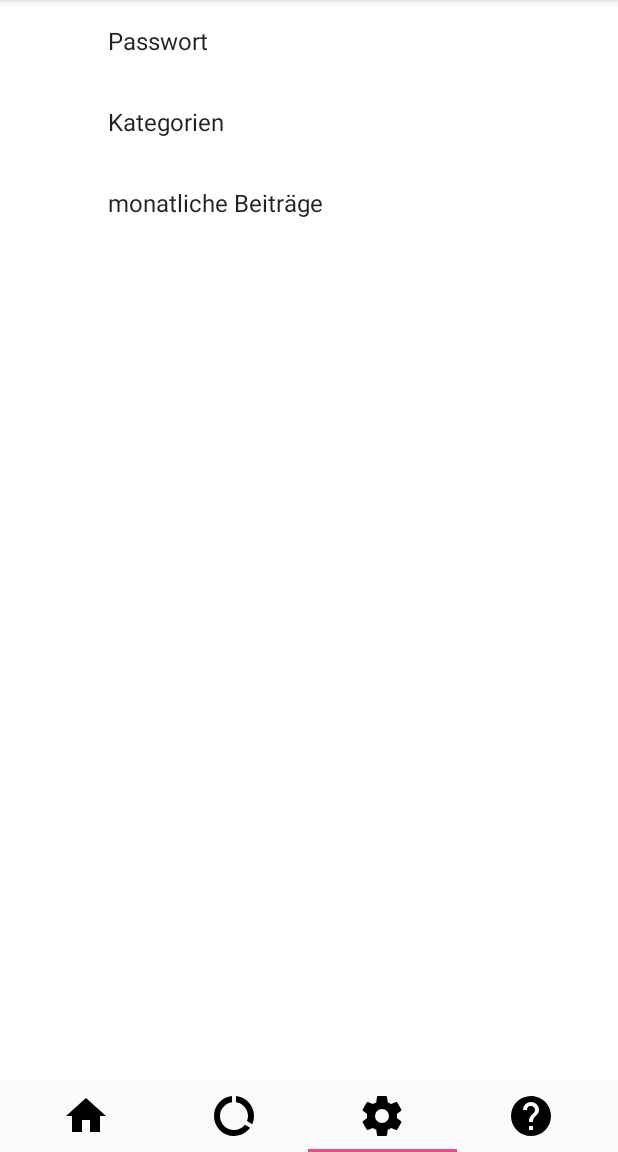
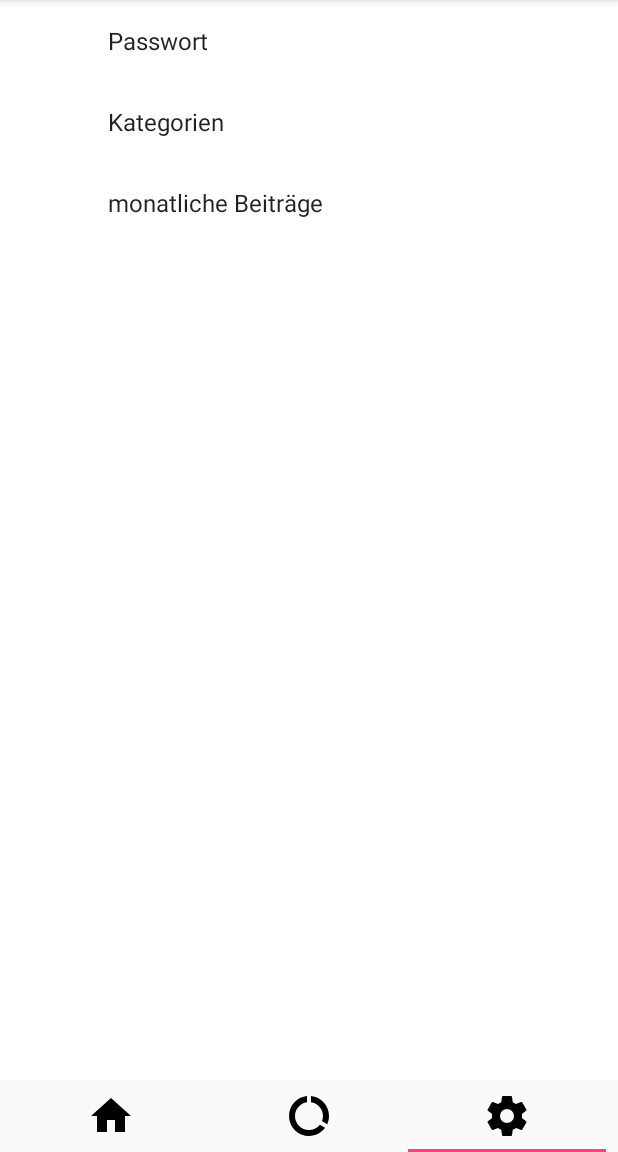
Before and after one commit to Beo1337/CashofClans, an Android app: the screen it shows after launch (MainActivity), item 3 of the bottom bar chosen, on a phone screen of 412 x 824 dp, the part 84-1236 px from its top. Run offline under Robolectric (Android 15) with nearby library versions, the phone set to English and light mode, and no system bars; 5 statements that could not run were skipped.

Commit message:
Entfernen des Helpbuttons + Methoden

```diff
--- a/app/src/main/java/com/cashify/database/DatabaseHelper.java
+++ b/app/src/main/java/com/cashify/database/DatabaseHelper.java
@@ -540,12 +540,6 @@ public class DatabaseHelper extends SQLiteOpenHelper {
 
     }
 
-    //TODO : Simon bitte Einträge innerhalb eines Datum und einer bestimmten Kategorie sollen zurückgegeben werden
-    public Set<Entry> getEntriesWithinDateAndCategory(String from, String to, String category) {
-        if (from.equals(null) && to.equals(null)) return getEntriesWithCategory(category); //Falls Startdatum ODER Enddatum leer sind geben wir alle Einträge einer bestimmten Kategorie zurück
-        return null;
-    }
-
     /**Diese Methode liefert zu einer übergebenen Kategorie alle gebuchten Einträge.*/
     private Set<Entry> getEntriesWithCategory(String category) {
         SQLiteDatabase db = this.getReadableDatabase();
--- a/app/src/main/java/com/cashify/details/DetailsFragment.java
+++ /dev/null
@@ -1,219 +0,0 @@
-package com.cashify.details;
-
-import android.content.Context;
-import android.content.SharedPreferences;
-import android.database.Cursor;
-import android.database.SQLException;
-import android.os.Bundle;
-import android.os.Environment;
-import android.preference.PreferenceManager;
-import android.support.v4.app.Fragment;
-import android.util.Log;
-import android.view.LayoutInflater;
-import android.view.View;
-import android.view.ViewGroup;
-import android.widget.AdapterView;
-import android.widget.Button;
-import android.widget.EditText;
-import android.widget.SimpleCursorAdapter;
-import android.widget.Spinner;
-import android.widget.Toast;
-
-import com.cashify.R;
-import com.cashify.database.DatabaseHelper;
-import com.cashify.overview.Entry;
-import com.cashify.overview.MarshMallowPermission;
-import com.cashify.overview.OverviewManager;
-import com.opencsv.CSVWriter;
-
-import java.io.File;
-import java.io.FileWriter;
-import java.io.IOException;
-import java.text.SimpleDateFormat;
-import java.util.Calendar;
-import java.util.Date;
-import java.util.GregorianCalendar;
-import java.util.List;
-import java.util.Set;
-
-public class DetailsFragment extends Fragment {
-
-    private static final String TAG = "DetailsActivity";
-    private DatabaseHelper myDb;        // Database helper object to retrieve database entries
-    private SharedPreferences sharedPref;   // Shared preferences
-    /**Über den Manager werden die Einträge aus der Datenbank ausgelesen.*/
-    private OverviewManager manager;
-    /**Wert für die Datenbankabfrage*/
-    String category;
-
-    // Context for Database helper (and others) provided through onAttach event
-    @Override
-    public void onAttach(Context context) {
-        super.onAttach(context);
-        myDb = new DatabaseHelper(context);
-        sharedPref = PreferenceManager.getDefaultSharedPreferences(context);
-    }
-
-    @Override
-    public View onCreateView(LayoutInflater inflater, ViewGroup container, Bundle savedInstanceState) {
-        View view = inflater.inflate(R.layout.fragment_details, container, false);
-        return view;
-    }
-
-    // Once we are ready to go, set up event logic here and display stuff
-    @Override
-    public void onStart() {
-        super.onStart();
-
-        final EditText start_editText = (EditText) getActivity().findViewById(R.id.start_editText);
-        final EditText end_editText = (EditText) getActivity().findViewById(R.id.end_editText);
-
-        Button btn_1_month;
-        Button btn_3_months;
-        Button btn_12_months;
-
-        final Spinner spin;
-
-        final SimpleDateFormat sdf = new SimpleDateFormat("yyyy-MM-dd");
-
-        //Cursor von der Kategorietabelle holen.
-        Cursor c = myDb.getReadableDatabase().rawQuery("SELECT ID AS _id, NAME FROM category", null);
-        Log.i("AddActivity", "CURSOR COUNT: " + c.getCount());
-        //Adapter aus dem Cursor erstellen.
-        String[] from = new String[]{"NAME"};
-        int[] to = new int[]{android.R.id.text1};
-        SimpleCursorAdapter sca = new SimpleCursorAdapter(getContext(), android.R.layout.simple_spinner_item, c, from, to);
-
-        //Vordefiniertes Layout dem Spinner zuweisen.
-        sca.setDropDownViewResource(android.R.layout.simple_spinner_dropdown_item);
-
-        spin = (Spinner) getActivity().findViewById(R.id.category_spinner);
-        spin.setAdapter(sca);
-
-        /*Workaround für die Speicherung des gewählten Kategorienamens als String*/
-        final EditText editText_category = (EditText) getActivity().findViewById(R.id.editText3);
-
-        spin.setOnItemSelectedListener(new AdapterView.OnItemSelectedListener() {
-            @Override
-            public void onItemSelected(AdapterView<?> parent, View view, int position, long id) {
-                editText_category.setText(((Cursor) spin.getItemAtPosition(position)).getString(1));
-            }
-
-            @Override
-            public void onNothingSelected(AdapterView<?> parent) {
-
-            }
-        });
-
-        category = editText_category.getText().toString();
-        editText_category.setText(this.category);
-
-        Button button_export = (Button) getActivity().findViewById(R.id.button_export);
-        button_export.setOnClickListener(new View.OnClickListener() {
-            @Override
-            public void onClick(View v) {
-                exportData(null, null, category);
-            }
-        });
-
-
-        /*------------------3 MONTHS------------------*/
-        btn_1_month = (Button) getActivity().findViewById(R.id.months_1_btn);
-        btn_1_month.setOnClickListener(new View.OnClickListener() {
-            @Override
-            public void onClick(View v) {
-                Calendar c = new GregorianCalendar();
-                c.setTimeInMillis(System.currentTimeMillis());
-
-                String dateUntil = sdf.format(c.getTime());
-                c.add(Calendar.MONTH, -1);
-                String dateFrom = sdf.format(c.getTime());
-
-                start_editText.setText(dateFrom);
-                end_editText.setText(dateUntil);
-            }
-        });
-
-
-        /*------------------6 MONTHS------------------*/
-        btn_3_months = (Button) getActivity().findViewById(R.id.months_3_btn);
-        btn_3_months.setOnClickListener(new View.OnClickListener() {
-            @Override
-            public void onClick(View v) {
-                Calendar c = new GregorianCalendar();
-                c.setTimeInMillis(System.currentTimeMillis());
-
-                String dateUntil = sdf.format(c.getTime());
-                c.add(Calendar.MONTH, -3);
-                String dateFrom = sdf.format(c.getTime());
-
-                start_editText.setText(dateFrom);
-                end_editText.setText(dateUntil);
-            }
-        });
-
-        /*------------------12 MONTHS------------------*/
-        btn_12_months = (Button) getActivity().findViewById(R.id.months_12_btn);
-        btn_12_months.setOnClickListener(new View.OnClickListener() {
-            @Override
-            public void onClick(View v) {
-                Calendar c = new GregorianCalendar();
-                c.setTimeInMillis(System.currentTimeMillis());
-
-                String dateUntil = sdf.format(c.getTime());
-                c.add(Calendar.MONTH, -12);
-                String dateFrom = sdf.format(c.getTime());
-
-                start_editText.setText(dateFrom);
-                end_editText.setText(dateUntil);
-            }
-        });
-    }
-
-
-    /**Diese Methode schreibt die Einträge der Tabell in ein CSV-File*/
-    public void exportData(String from, String to, String category) {
-        DatabaseHelper myDb = new DatabaseHelper(getContext());
-        manager = new OverviewManager(myDb);
-
-        MarshMallowPermission mmp = new MarshMallowPermission(DetailsFragment.this.getActivity());
-        if (!mmp.checkPermissionForExternalStorage())//Wenn die Berechtigung noch nicht vorhanden ist
-            mmp.requestPermissionForExternalStorage();
-        else {//Wenn die Berechtigung schon vorhanden ist
-            File exportDir = new File(Environment.getExternalStorageDirectory(), "Cashify");
-            if (!exportDir.exists()) {
-                exportDir.mkdirs();//Ordner Cashify anlegen wenn er noch nicht existiert.
-            }
-            SimpleDateFormat sdf = new SimpleDateFormat("yyyy-MM-dd HH mm ss");
-            String strDate = sdf.format(new Date());
-            File file = new File(exportDir, "Chashify_Export_" + strDate + ".csv");
-
-            try {
-                file.createNewFile();//neues CSV-File erstellen
-
-                CSVWriter csvWrite = new CSVWriter(new FileWriter(file));
-                List<Entry> ent = manager.getEntriesWithinDateAndCategory(from, to, category);
-
-
-                String header[] = {"ID", "Titel", "Betrag", "Kategorie", "Datum"};//Überschriften des CSV-Files
-
-                csvWrite.writeNext(header);
-
-                //CSV-File mit Einträgen befüllen
-                Set<Entry> set = myDb.getEntriesWithinDateAndCategory(null,null,category);
-                for (com.cashify.overview.Entry e : set) {
-                    String[] text = {String.valueOf(e.getId()), e.getTitle(), String.valueOf(e.getAmount()), e.getCategory().getName(), e.getDatum()};
-                    csvWrite.writeNext(text);
-                }
-                Toast.makeText(getContext(), "File erstellt /Cashify/Chasify_Export.csv", Toast.LENGTH_SHORT).show();
-                csvWrite.close();
-                Log.d("OverviewFragment", "Fertig mit Export!!");
-            } catch (SQLException sqlEx) {
-                Log.e("OverviewFragment", sqlEx.getMessage(), sqlEx);
-            } catch (IOException e) {
-                Log.e("OverviewFragment", e.getMessage(), e);
-            }
-        }
-    }
-
-}
--- a/app/src/main/java/com/cashify/main/MainFragmentsAdapter.java
+++ b/app/src/main/java/com/cashify/main/MainFragmentsAdapter.java
@@ -11,7 +11,6 @@ import android.text.Spanned;
 import android.text.style.ImageSpan;
 
 import com.cashify.R;
-import com.cashify.details.DetailsFragment;
 import com.cashify.overview.OverviewFragment;
 import com.cashify.settings.SettingsFragment;
 
@@ -24,8 +23,7 @@ public class MainFragmentsAdapter extends FragmentPagerAdapter {
     private final int tabIcons[] = new int[]{
             R.drawable.home,
             R.drawable.chart_donut,
-            R.drawable.settings,
-            R.drawable.help_circle
+            R.drawable.settings
     };
 
     private final Context context;
@@ -51,7 +49,7 @@ public class MainFragmentsAdapter extends FragmentPagerAdapter {
             case 2:
                 return new SettingsFragment();
             default:
-                return new DetailsFragment();
+                return new MainFragment();
         }
     }
 
```
Also changed, not shown: app/src/main/java/com/cashify/overview/OverviewManager.java (+0 -8 lines).
